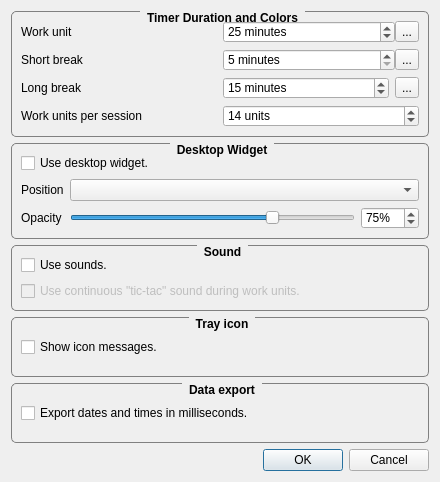
Qt form ConfigurationDialog.ui (FelixdelasPozas/WorkTimer) before a commit.
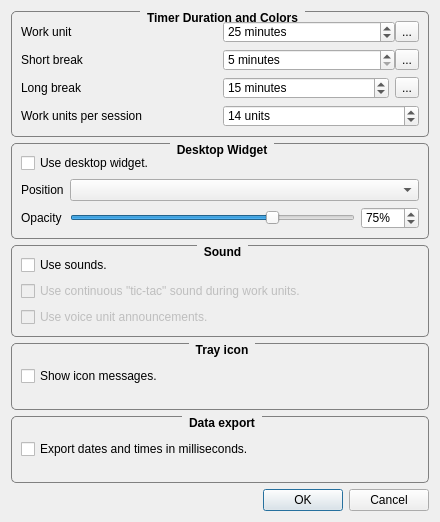
The same form after that commit. Icons and pictures are not drawn.

Commit message: Unit voice announcements.

```diff
--- a/ConfigurationDialog.ui
+++ b/ConfigurationDialog.ui
@@ -7,7 +7,7 @@
     <x>0</x>
     <y>0</y>
     <width>440</width>
-    <height>482</height>
+    <height>522</height>
    </rect>
   </property>
   <property name="windowTitle">
@@ -215,6 +215,19 @@
         </property>
        </widget>
       </item>
+      <item>
+       <widget class="QCheckBox" name="voiceCheckBox">
+        <property name="enabled">
+         <bool>false</bool>
+        </property>
+        <property name="toolTip">
+         <string>Announce the unit at the start.</string>
+        </property>
+        <property name="text">
+         <string>Use voice unit announcements.</string>
+        </property>
+       </widget>
+      </item>
      </layout>
     </widget>
    </item>
```
Left out of the diff: 3 changed lines with no effect on the pictures. The commit also changes 10 other files.
